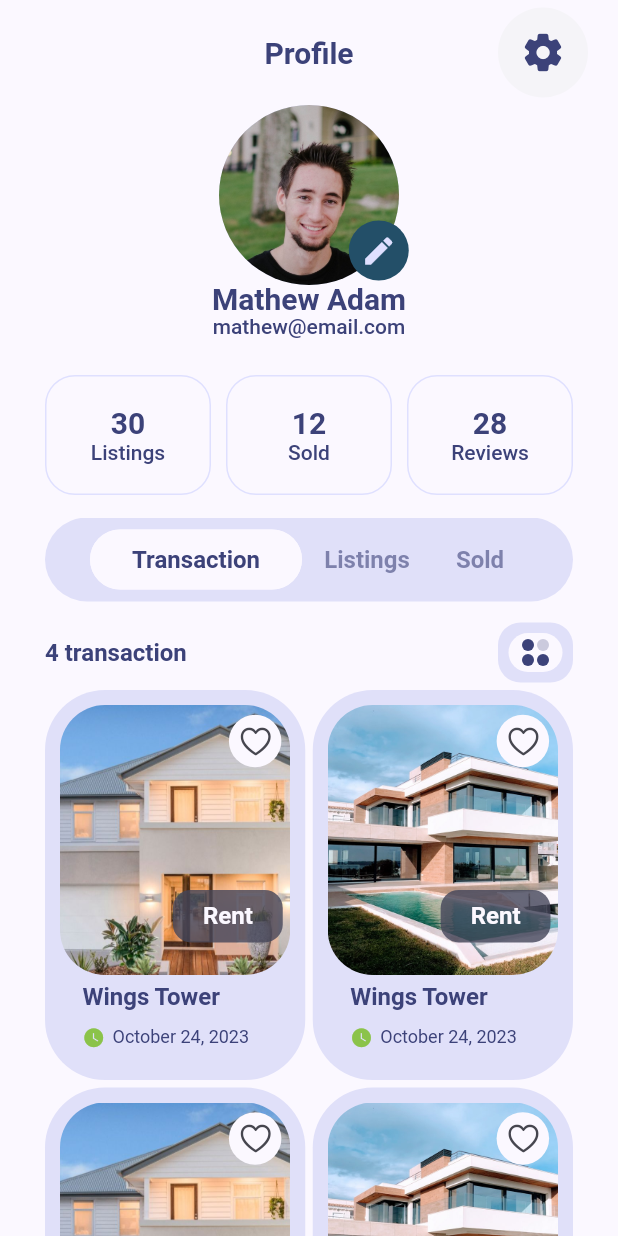
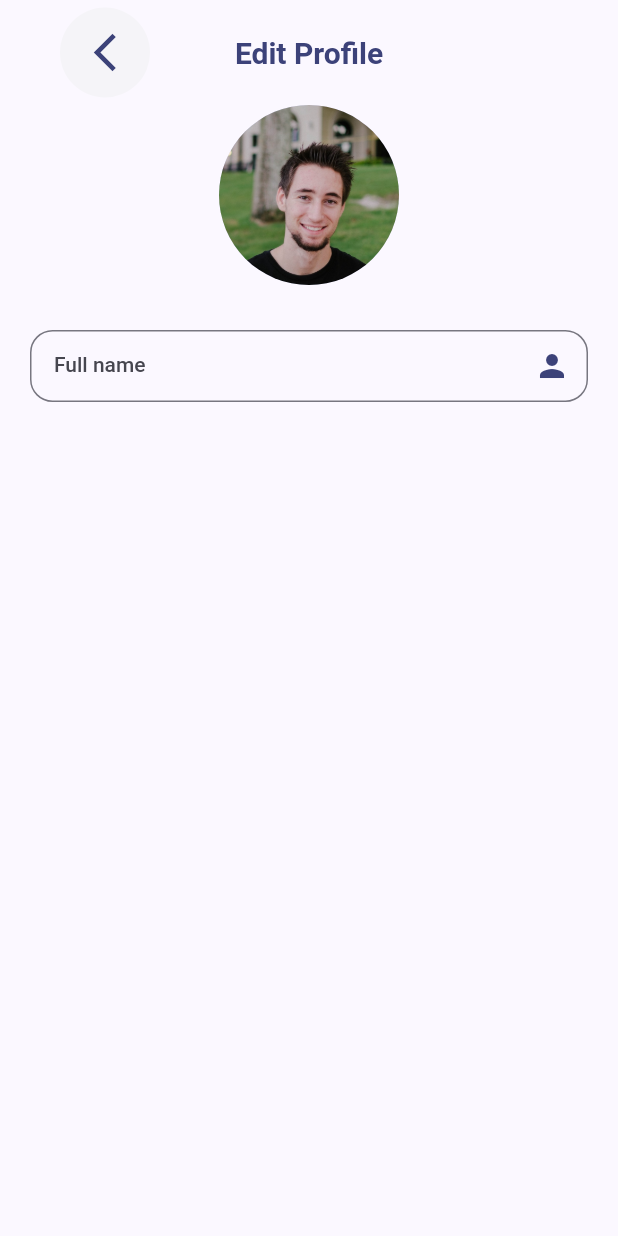
Before and after one commit to toxirjon96/house_trade, a Flutter app: the screen it shows after launch, after a tap on the "edit" icon, on a phone screen of 412 x 824 dp. Run offline on Flutter 3.47's test engine with Material 2 defaults, Android fonts, the phone set to English and light mode, and no system bars; our stand-ins replace flutter_riverpod, google_fonts.

Commit message:
app modified

```diff
--- a/lib/src/pages/profile_page/profile_page.dart
+++ b/lib/src/pages/profile_page/profile_page.dart
@@ -1,4 +1,5 @@
 import 'package:house_trade/house_trade_library.dart';
+import 'package:house_trade/src/pages/profile_page/widget/p_edit_profile.dart';
 
 class ProfilePage extends ConsumerStatefulWidget {
   const ProfilePage({super.key});
@@ -31,7 +32,13 @@ class _ProfilePageState extends ConsumerState<ProfilePage> {
               child: AvatarProfileImage(
                 userFullName: "Mathew Adam",
                 userEmail: "mathew@email.com",
-                onEditProfile: () {},
+                onEditProfile: () {
+                  Navigator.of(context).push(
+                    MaterialPageRoute(
+                      builder: (ctx) => const EditProfile(),
+                    ),
+                  );
+                },
                 userImage: const AssetImage("assets/images/user.png"),
               ),
             ),
--- /dev/null
+++ b/lib/src/pages/profile_page/widget/p_edit_profile.dart
@@ -0,0 +1,52 @@
+import 'package:house_trade/house_trade_library.dart';
+
+class EditProfile extends StatelessWidget {
+  const EditProfile({super.key});
+
+
+  @override
+  Widget build(BuildContext context) {
+    return Scaffold(
+      body: SafeArea(
+        child: Padding(
+          padding: const EdgeInsets.symmetric(horizontal: 20),
+          child: Column(
+            children: [
+              TopAppBar(
+                rightWidget: const SizedBox(width: 60, height: 60),
+                title: "Edit Profile",
+                leftWidget: AppBarButton(
+                  onPressed: () {},
+                  icon: Icon(
+                    Icons.arrow_back_ios_new,
+                    size: 30,
+                    color: Theme.of(context).colorScheme.onPrimaryContainer,
+                  ),
+                ),
+              ),
+              const CircleAvatar(
+                radius: 60, // Image radius
+                backgroundImage: AssetImage("assets/images/user.png"),
+              ),
+              const SizedBox(height: 30),
+              TextField(
+                decoration: InputDecoration(
+                  border: OutlineInputBorder(
+                      borderSide: BorderSide(
+                        color: Theme.of(context).colorScheme.onPrimaryContainer,
+                      ),
+                      borderRadius: BorderRadius.circular(15)),
+                  labelText: 'Full name',
+                  suffixIcon: Icon(
+                    Icons.person,
+                    color: Theme.of(context).colorScheme.onPrimaryContainer,
+                  ),
+                ),
+              ),
+            ],
+          ),
+        ),
+      ),
+    );
+  }
+}
```
